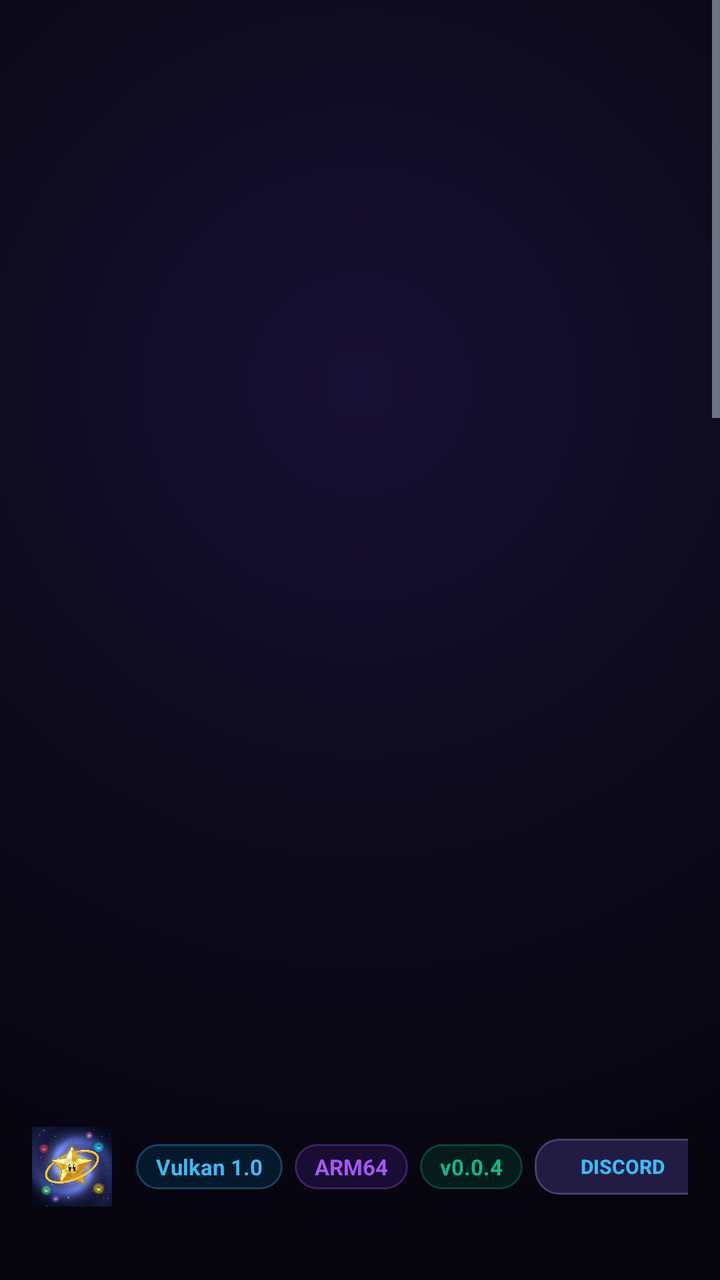
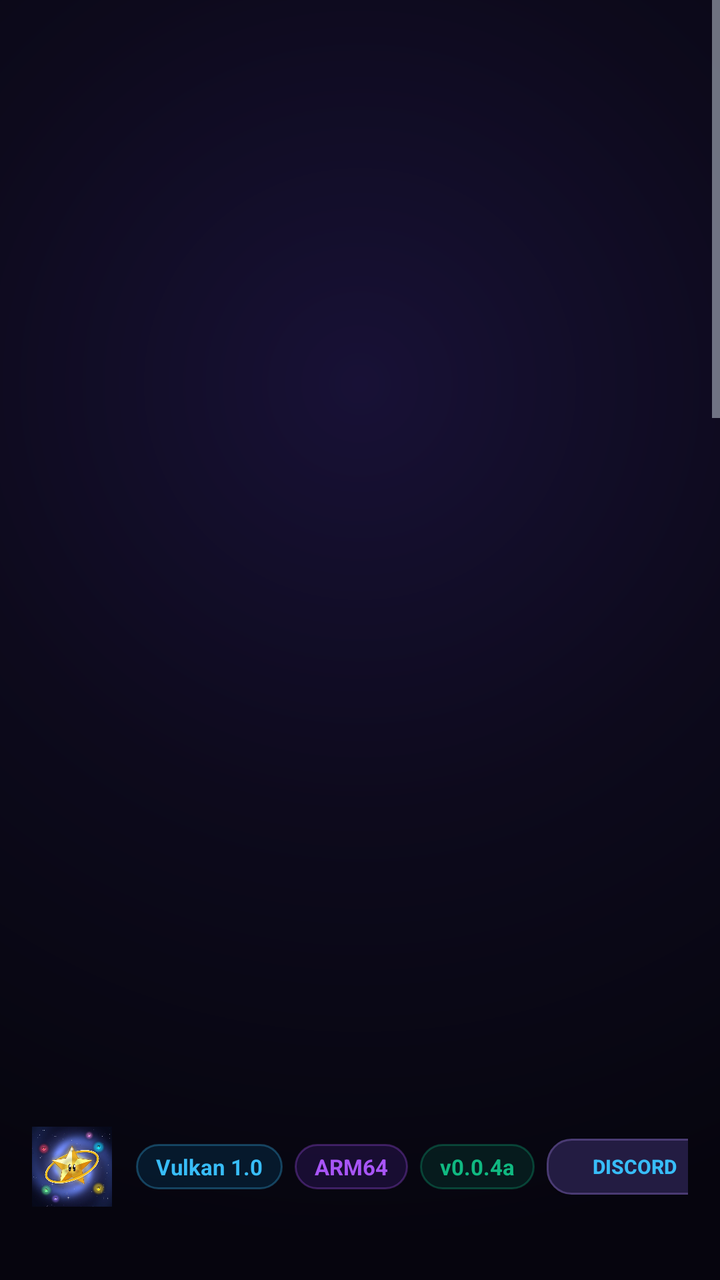

Before-and-after screenshots of an Android layout around one commit, followed by the original layout XML and the change that was made.
<!-- AndroidManifest.xml: application theme Theme.GalaxyAndroid -->
<!-- res/layout/activity_main.xml -->
<?xml version="1.0" encoding="utf-8"?>
<ScrollView xmlns:android="http://schemas.android.com/apk/res/android"
    android:layout_width="match_parent"
    android:layout_height="match_parent"
    android:background="@drawable/bg_galaxy_gradient"
    android:fillViewport="true">

    <LinearLayout
        android:layout_width="match_parent"
        android:layout_height="wrap_content"
        android:orientation="vertical"
        android:padding="16dp">

        
        <LinearLayout
            android:layout_width="match_parent"
            android:layout_height="wrap_content"
            android:orientation="horizontal"
            android:gravity="center_vertical"
            android:paddingBottom="12dp">

            <ImageView
                android:layout_width="40dp"
                android:layout_height="40dp"
                android:layout_marginRight="12dp"
                android:src="@mipmap/ic_launcher"
                android:contentDescription="App Icon" />

            <LinearLayout
                android:layout_width="0dp"
                android:layout_height="wrap_content"
                android:layout_weight="1"
                android:orientation="vertical">

                <TextView
                    android:id="@+id/txtHeaderTitle"
                    android:layout_width="wrap_content"
                    android:layout_height="wrap_content"
                    android:text="SUPER MARIO GALAXY"
                    android:textColor="@color/text_primary"
                    android:textSize="20sp"
                    android:fontFamily="sans-serif-black"
                    android:letterSpacing="0.04" />

                <TextView
                    android:id="@+id/txtHeaderSubtitle"
                    android:layout_width="wrap_content"
                    android:layout_height="wrap_content"
                    android:layout_marginTop="2dp"
                    android:text="Native ARM64 • Pure Vulkan 1.0 • Co-Op Netplay Edition"
                    android:textColor="@color/primary_accent"
                    android:textSize="11sp" />
            </LinearLayout>

            <LinearLayout
                android:layout_width="wrap_content"
                android:layout_height="wrap_content"
                android:orientation="horizontal"
                android:gravity="center_vertical">

                <TextView
                    android:layout_width="wrap_content"
                    android:layout_height="wrap_content"
                    android:background="@drawable/badge_bg_blue"
                    android:paddingLeft="10dp"
                    android:paddingRight="10dp"
                    android:paddingTop="4dp"
                    android:paddingBottom="4dp"
                    android:text="Vulkan 1.0"
                    android:textColor="@color/primary_accent"
                    android:textSize="11sp"
                    android:textStyle="bold" />

                <TextView
                    android:layout_width="wrap_content"
                    android:layout_height="wrap_content"
                    android:layout_marginLeft="6dp"
                    android:background="@drawable/badge_bg_purple"
                    android:paddingLeft="10dp"
                    android:paddingRight="10dp"
                    android:paddingTop="4dp"
                    android:paddingBottom="4dp"
                    android:text="ARM64"
                    android:textColor="@color/purple_accent"
                    android:textSize="11sp"
                    android:textStyle="bold" />

                <TextView
                    android:layout_width="wrap_content"
                    android:layout_height="wrap_content"
                    android:layout_marginLeft="6dp"
                    android:background="@drawable/badge_bg_green"
                    android:paddingLeft="10dp"
                    android:paddingRight="10dp"
                    android:paddingTop="4dp"
                    android:paddingBottom="4dp"
                    android:text="v0.0.4"
                    android:textColor="@color/success_green"
                    android:textSize="11sp"
                    android:textStyle="bold" />

                <Button
                    android:id="@+id/btnJoinDiscord"
                    android:layout_width="wrap_content"
                    android:layout_height="28dp"
                    android:layout_marginLeft="6dp"
                    android:background="@drawable/btn_secondary"
                    android:paddingLeft="10dp"
                    android:paddingRight="10dp"
                    android:text="Discord"
                    android:textColor="@color/primary_accent"
                    android:textSize="10sp"
                    android:textStyle="bold" />
            </LinearLayout>
        </LinearLayout>

        
        <LinearLayout
            android:layout_width="match_parent"
            android:layout_height="wrap_content"
            android:orientation="horizontal"
            android:baselineAligned="false">

            
            <LinearLayout
                android:layout_width="0dp"
                android:layout_height="wrap_content"
                android:layout_weight="1"
                android:orientation="vertical"
                android:layout_marginRight="8dp">

                
                <LinearLayout
                    android:id="@+id/cardGameStatus"
                    android:layout_width="match_parent"
                    android:layout_height="wrap_content"
                    android:orientation="vertical"
                    android:background="@drawable/card_bg_accent"
                    android:padding="16dp">

                    <LinearLayout
                        android:layout_width="match_parent"
                        android:layout_height="wrap_content"
                        android:orientation="horizontal"
                        android:gravity="center_vertical">

                        <TextView
                            android:layout_width="0dp"
                            android:layout_height="wrap_content"
                            android:layout_weight="1"
                            android:text="GAME LAUNCHER"
                            android:textColor="@color/text_primary"
                            android:textSize="13sp"
                            android:fontFamily="sans-serif-medium"
                            android:letterSpacing="0.05" />

                        <TextView
                            android:id="@+id/txtGameStatusBadge"
                            android:layout_width="wrap_content"
                            android:layout_height="wrap_content"
                            android:background="@drawable/badge_bg_amber"
                            android:paddingLeft="12dp"
                            android:paddingRight="12dp"
                            android:paddingTop="3dp"
                            android:paddingBottom="3dp"
                            android:text="INSTALLATION NEEDED"
                            android:textColor="@color/warning_amber"
                            android:textSize="10sp"
                            android:textStyle="bold" />
                    </LinearLayout>

                    <TextView
                        android:id="@+id/txtGameStatusDetail"
                        android:layout_width="match_parent"
                        android:layout_height="wrap_content"
                        android:layout_marginTop="8dp"
                        android:text="Game data not detected in /sdcard/GalaxyData. Choose a disc below to install."
                        android:textColor="@color/text_secondary"
                        android:textSize="12sp" />

                    <Button
                        android:id="@+id/btnLaunchGame"
                        android:layout_width="match_parent"
                        android:layout_height="50dp"
                        android:layout_marginTop="12dp"
                        android:background="@drawable/btn_success"
                        android:text="★ LAUNCH SUPER MARIO GALAXY ★"
                        android:textColor="#FFFFFF"
                        android:textSize="14sp"
                        android:fontFamily="sans-serif-black"
                        android:letterSpacing="0.03"
                        android:visibility="gone" />

                    
                    <TextView
                        android:layout_width="wrap_content"
                        android:layout_height="wrap_content"
                        android:layout_marginTop="12dp"
                        android:text="Graphics Resolution Preset"
                        android:textColor="@color/text_muted"
                        android:textSize="11sp" />

                    <LinearLayout
                        android:layout_width="match_parent"
                        android:layout_height="wrap_content"
                        android:layout_marginTop="6dp"
                        android:orientation="horizontal">

                        <Button
                            android:id="@+id/btnRes480"
                            android:layout_width="0dp"
                            android:layout_height="36dp"
                            android:layout_weight="1"
                            android:background="@drawable/btn_secondary"
                            android:text="480p (Wii Native)"
                            android:textColor="@color/text_secondary"
                            android:textSize="10sp" />

                        <Button
                            android:id="@+id/btnRes720"
                            android:layout_width="0dp"
                            android:layout_height="36dp"
                            android:layout_weight="1"
                            android:layout_marginLeft="6dp"
                            android:background="@drawable/btn_primary"
                            android:text="720p HD (Balanced)"
                            android:textColor="#FFFFFF"
                            android:textSize="10sp"
                            android:textStyle="bold" />

                        <Button
                            android:id="@+id/btnRes1080"
                            android:layout_width="0dp"
                            android:layout_height="36dp"
                            android:layout_weight="1"
                            android:layout_marginLeft="6dp"
                            android:background="@drawable/btn_secondary"
                            android:text="1080p Ultra (Crisp)"
                            android:textColor="@color/text_secondary"
                            android:textSize="10sp" />
                    </LinearLayout>

                    <Button
                        android:id="@+id/btnResetData"
                        android:layout_width="wrap_content"
                        android:layout_height="32dp"
                        android:layout_marginTop="10dp"
                        android:background="@drawable/btn_secondary"
                        android:paddingLeft="12dp"
                        android:paddingRight="12dp"
                        android:text="Uninstall Game Data"
                        android:textColor="@color/error_red"
                        android:textSize="11sp"
                        android:visibility="gone" />
                </LinearLayout>

                
                <LinearLayout
                    android:id="@+id/cardDiscSetup"
                    android:layout_width="match_parent"
                    android:layout_height="wrap_content"
                    android:orientation="vertical"
                    android:background="@drawable/card_bg"
                    android:padding="16dp"
                    android:layout_marginTop="12dp">

                    <TextView
                        android:layout_width="wrap_content"
                        android:layout_height="wrap_content"
                        android:text="DISC CONVERTER &amp; SETUP"
                        android:textColor="@color/text_primary"
                        android:textSize="13sp"
                        android:fontFamily="sans-serif-medium"
                        android:letterSpacing="0.05" />

                    <TextView
                        android:layout_width="wrap_content"
                        android:layout_height="wrap_content"
                        android:layout_marginTop="3dp"
                        android:text="Select your dumped Wii disc (.rvz / .iso / .wbfs) for instant conversion"
                        android:textColor="@color/text_muted"
                        android:textSize="11sp" />

                    <TextView
                        android:id="@+id/txtSourcePath"
                        android:layout_width="match_parent"
                        android:layout_height="wrap_content"
                        android:layout_marginTop="10dp"
                        android:background="@drawable/console_bg"
                        android:padding="10dp"
                        android:singleLine="true"
                        android:ellipsize="middle"
                        android:text="@string/no_source_selected"
                        android:fontFamily="monospace"
                        android:textColor="@color/text_secondary"
                        android:textSize="11sp" />

                    <LinearLayout
                        android:layout_width="match_parent"
                        android:layout_height="wrap_content"
                        android:layout_marginTop="10dp"
                        android:orientation="horizontal">

                        <Button
                            android:id="@+id/btnSelectDisc"
                            android:layout_width="0dp"
                            android:layout_height="42dp"
                            android:layout_weight="1"
                            android:background="@drawable/btn_primary"
                            android:text="Select Disc File"
                            android:textColor="#FFFFFF"
                            android:textSize="12sp"
                            android:textStyle="bold" />

                        <Button
                            android:id="@+id/btnAutoDetect"
                            android:layout_width="0dp"
                            android:layout_height="42dp"
                            android:layout_weight="1"
                            android:layout_marginLeft="8dp"
                            android:background="@drawable/btn_secondary"
                            android:text="Scan Downloads"
                            android:textColor="@color/text_primary"
                            android:textSize="12sp" />
                    </LinearLayout>

                    <CheckBox
                        android:id="@+id/chkIncludeMovies"
                        android:layout_width="wrap_content"
                        android:layout_height="wrap_content"
                        android:layout_marginTop="8dp"
                        android:checked="false"
                        android:text="@string/include_movies"
                        android:textColor="@color/text_secondary"
                        android:textSize="12sp" />

                    <Button
                        android:id="@+id/btnStartCooking"
                        android:layout_width="match_parent"
                        android:layout_height="44dp"
                        android:layout_marginTop="10dp"
                        android:background="@drawable/btn_primary"
                        android:text="Start Installation"
                        android:textColor="#FFFFFF"
                        android:textSize="13sp"
                        android:textStyle="bold" />
                </LinearLayout>
            </LinearLayout>

            
            <LinearLayout
                android:layout_width="0dp"
                android:layout_height="wrap_content"
                android:layout_weight="1"
                android:orientation="vertical"
                android:layout_marginLeft="8dp">

                
                <LinearLayout
                    android:layout_width="match_parent"
                    android:layout_height="wrap_content"
                    android:orientation="vertical"
                    android:background="@drawable/card_bg"
                    android:padding="16dp">

                    <LinearLayout
                        android:layout_width="match_parent"
                        android:layout_height="wrap_content"
                        android:orientation="horizontal"
                        android:gravity="center_vertical">

                        <TextView
                            android:layout_width="0dp"
                            android:layout_height="wrap_content"
                            android:layout_weight="1"
                            android:text="LAN CO-OP MULTIPLAYER"
                            android:textColor="@color/text_primary"
                            android:textSize="13sp"
                            android:fontFamily="sans-serif-medium"
                            android:letterSpacing="0.05" />

                        <TextView
                            android:layout_width="wrap_content"
                            android:layout_height="wrap_content"
                            android:background="@drawable/badge_bg_purple"
                            android:paddingLeft="10dp"
                            android:paddingRight="10dp"
                            android:paddingTop="3dp"
                            android:paddingBottom="3dp"
                            android:text="2-PLAYER CO-OP"
                            android:textColor="@color/purple_accent"
                            android:textSize="10sp"
                            android:textStyle="bold" />
                    </LinearLayout>

                    <TextView
                        android:layout_width="match_parent"
                        android:layout_height="wrap_content"
                        android:layout_marginTop="6dp"
                        android:text="Play simultaneous Mario &amp; Luigi 3D Co-Op or Co-Star Assist over your local Wi-Fi. Hosts are auto-discovered seamlessly in-game!"
                        android:textColor="@color/text_secondary"
                        android:textSize="11sp" />
                </LinearLayout>

                
                <LinearLayout
                    android:layout_width="match_parent"
                    android:layout_height="wrap_content"
                    android:orientation="vertical"
                    android:background="@drawable/card_bg"
                    android:padding="16dp"
                    android:layout_marginTop="12dp">

                    <LinearLayout
                        android:layout_width="match_parent"
                        android:layout_height="wrap_content"
                        android:orientation="horizontal"
                        android:gravity="center_vertical">

                        <TextView
                            android:layout_width="0dp"
                            android:layout_height="wrap_content"
                            android:layout_weight="1"
                            android:text="@string/title_gpu_driver"
                            android:textColor="@color/text_primary"
                            android:textSize="13sp"
                            android:fontFamily="sans-serif-medium"
                            android:letterSpacing="0.05" />

                        <TextView
                            android:id="@+id/txtDriverStatusBadge"
                            android:layout_width="wrap_content"
                            android:layout_height="wrap_content"
                            android:background="@drawable/badge_bg_blue"
                            android:paddingLeft="10dp"
                            android:paddingRight="10dp"
                            android:paddingTop="3dp"
                            android:paddingBottom="3dp"
                            android:text="SYSTEM DRIVER"
                            android:textColor="@color/primary_accent"
                            android:textSize="10sp"
                            android:textStyle="bold" />
                    </LinearLayout>

                    <TextView
                        android:id="@+id/txtGpuHardwareInfo"
                        android:layout_width="wrap_content"
                        android:layout_height="wrap_content"
                        android:layout_marginTop="4dp"
                        android:text="Hardware: Detecting GPU..."
                        android:textColor="@color/text_muted"
                        android:textSize="11sp" />

                    <TextView
                        android:id="@+id/txtDriverDetail"
                        android:layout_width="match_parent"
                        android:layout_height="wrap_content"
                        android:layout_marginTop="8dp"
                        android:background="@drawable/console_bg"
                        android:padding="8dp"
                        android:fontFamily="monospace"
                        android:text="Active: System Default Vulkan Driver (OEM)"
                        android:textColor="@color/text_secondary"
                        android:textSize="11sp" />

                    <LinearLayout
                        android:layout_width="match_parent"
                        android:layout_height="wrap_content"
                        android:layout_marginTop="10dp"
                        android:orientation="horizontal">

                        <Button
                            android:id="@+id/btnInstallDriver"
                            android:layout_width="0dp"
                            android:layout_height="38dp"
                            android:layout_weight="1"
                            android:background="@drawable/btn_secondary"
                            android:text="Install Driver (.zip)"
                            android:textColor="@color/primary_accent"
                            android:textSize="11sp" />

                        <Button
                            android:id="@+id/btnResetDriver"
                            android:layout_width="wrap_content"
                            android:layout_height="38dp"
                            android:layout_marginLeft="6dp"
                            android:background="@drawable/btn_secondary"
                            android:paddingLeft="12dp"
                            android:paddingRight="12dp"
                            android:text="Reset"
                            android:textColor="@color/text_muted"
                            android:textSize="11sp" />
                    </LinearLayout>
                </LinearLayout>

                
                <LinearLayout
                    android:id="@+id/cardProgress"
                    android:layout_width="match_parent"
                    android:layout_height="wrap_content"
                    android:orientation="vertical"
                    android:background="@drawable/card_bg"
                    android:padding="16dp"
                    android:layout_marginTop="12dp">

                    <LinearLayout
                        android:layout_width="match_parent"
                        android:layout_height="wrap_content"
                        android:orientation="horizontal"
                        android:gravity="center_vertical">

                        <TextView
                            android:id="@+id/txtProgressStatus"
                            android:layout_width="0dp"
                            android:layout_height="wrap_content"
                            android:layout_weight="1"
                            android:text="System Terminal Log"
                            android:textColor="@color/text_primary"
                            android:textSize="13sp"
                            android:fontFamily="sans-serif-medium"
                            android:letterSpacing="0.05" />

                        <Button
                            android:id="@+id/btnClearLog"
                            android:layout_width="wrap_content"
                            android:layout_height="26dp"
                            android:background="@drawable/btn_secondary"
                            android:paddingLeft="10dp"
                            android:paddingRight="10dp"
                            android:text="Clear"
                            android:textColor="@color/text_muted"
                            android:textSize="10sp" />
                    </LinearLayout>

                    <ProgressBar
                        android:id="@+id/progressBar"
                        style="?android:attr/progressBarStyleHorizontal"
                        android:layout_width="match_parent"
                        android:layout_height="10dp"
                        android:layout_marginTop="8dp"
                        android:indeterminate="false"
                        android:max="100"
                        android:progress="0"
                        android:progressDrawable="@drawable/progress_bar_custom"
                        android:visibility="gone" />

                    <TextView
                        android:id="@+id/txtLogOutput"
                        android:layout_width="match_parent"
                        android:layout_height="110dp"
                        android:layout_marginTop="8dp"
                        android:background="@drawable/console_bg"
                        android:fontFamily="monospace"
                        android:padding="8dp"
                        android:scrollbars="vertical"
                        android:text="Ready for game launch or disc conversion."
                        android:textColor="@color/log_text"
                        android:textSize="10sp" />
                </LinearLayout>
            </LinearLayout>
        </LinearLayout>
    </LinearLayout>
</ScrollView>
<!-- resources referenced by this layout -->
<resources>
  <color name="error_red">#F43F5E</color>
  <color name="log_text">#6EE7B7</color>
  <color name="primary_accent">#38BDF8</color>
  <color name="purple_accent">#A855F7</color>
  <color name="success_green">#10B981</color>
  <color name="text_muted">#8492A6</color>
  <color name="text_primary">#F8FAFC</color>
  <color name="text_secondary">#CBD5E1</color>
  <color name="warning_amber">#F59E0B</color>
  <!-- drawable badge_bg_amber (drawable) -->
  <?xml version="1.0" encoding="utf-8"?>
  <shape xmlns:android="http://schemas.android.com/apk/res/android"
      android:shape="rectangle">
      <solid android:color="#26D97706" />
      <stroke android:width="1dp" android:color="#4DF59E0B" />
      <corners android:radius="20dp" />
  </shape>
  <!-- drawable badge_bg_blue (drawable) -->
  <?xml version="1.0" encoding="utf-8"?>
  <shape xmlns:android="http://schemas.android.com/apk/res/android"
      android:shape="rectangle">
      <solid android:color="#260284C7" />
      <stroke android:width="1dp" android:color="#4D38BDF8" />
      <corners android:radius="20dp" />
  </shape>
  <!-- drawable badge_bg_green (drawable) -->
  <?xml version="1.0" encoding="utf-8"?>
  <shape xmlns:android="http://schemas.android.com/apk/res/android"
      android:shape="rectangle">
      <solid android:color="#26059669" />
      <stroke android:width="1dp" android:color="#4D10B981" />
      <corners android:radius="20dp" />
  </shape>
  <!-- drawable badge_bg_purple (drawable) -->
  <?xml version="1.0" encoding="utf-8"?>
  <shape xmlns:android="http://schemas.android.com/apk/res/android"
      android:shape="rectangle">
      <solid android:color="#267C3AED" />
      <stroke android:width="1dp" android:color="#4DA855F7" />
      <corners android:radius="20dp" />
  </shape>
  <!-- drawable btn_secondary (drawable) -->
  <?xml version="1.0" encoding="utf-8"?>
  <ripple xmlns:android="http://schemas.android.com/apk/res/android"
      android:color="#20FFFFFF">
      <item>
          <shape android:shape="rectangle">
              <solid android:color="#231C42" />
              <stroke android:width="1dp" android:color="#4A3B73" />
              <corners android:radius="12dp" />
          </shape>
      </item>
  </ripple>
  <!-- drawable card_bg (drawable) -->
  <?xml version="1.0" encoding="utf-8"?>
  <shape xmlns:android="http://schemas.android.com/apk/res/android"
      android:shape="rectangle">
      <solid android:color="@color/surface_glass_card" />
      <stroke android:width="1dp" android:color="@color/surface_glass_border" />
      <corners android:radius="16dp" />
  </shape>
  <!-- drawable card_bg_accent (drawable) -->
  <?xml version="1.0" encoding="utf-8"?>
  <shape xmlns:android="http://schemas.android.com/apk/res/android"
      android:shape="rectangle">
      <solid android:color="@color/surface_glass_accent" />
      <stroke android:width="1.5dp" android:color="@color/surface_glass_highlight" />
      <corners android:radius="16dp" />
  </shape>
  <!-- drawable console_bg (drawable) -->
  <?xml version="1.0" encoding="utf-8"?>
  <shape xmlns:android="http://schemas.android.com/apk/res/android"
      android:shape="rectangle">
      <solid android:color="@color/log_bg" />
      <stroke android:width="1dp" android:color="@color/log_border" />
      <corners android:radius="10dp" />
  </shape>
  <string name="include_movies">Include Cutscene Movies (+2.3 GB space)</string>
  <string name="no_source_selected">No disc image selected</string>
  <string name="title_gpu_driver">GPU Driver Manager</string>
  <color name="surface_glass_card">#CC1B1638</color>
  <color name="surface_glass_border">#3D2F66</color>
  <color name="surface_glass_accent">#E6251E4E</color>
  <color name="surface_glass_highlight">#6C52B0</color>
  <color name="log_bg">#B3080712</color>
  <color name="log_border">#2C2248</color>
  <!-- unchanged entries left out for length: 6 -->
</resources>

<!-- the commit's change to res/layout/activity_main.xml (unified diff, before → after) -->
@@ -94,7 +94,7 @@
                     android:paddingRight="10dp"
                     android:paddingTop="4dp"
                     android:paddingBottom="4dp"
-                    android:text="v0.0.4"
+                    android:text="v0.0.4a"
                     android:textColor="@color/success_green"
                     android:textSize="11sp"
                     android:textStyle="bold" />
